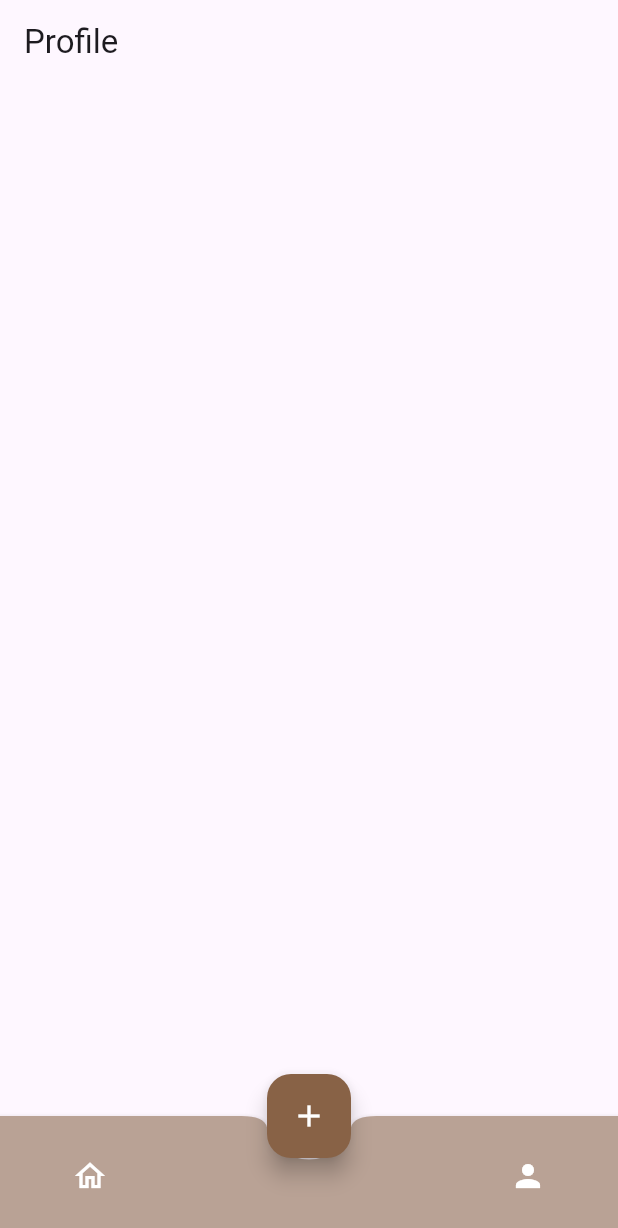
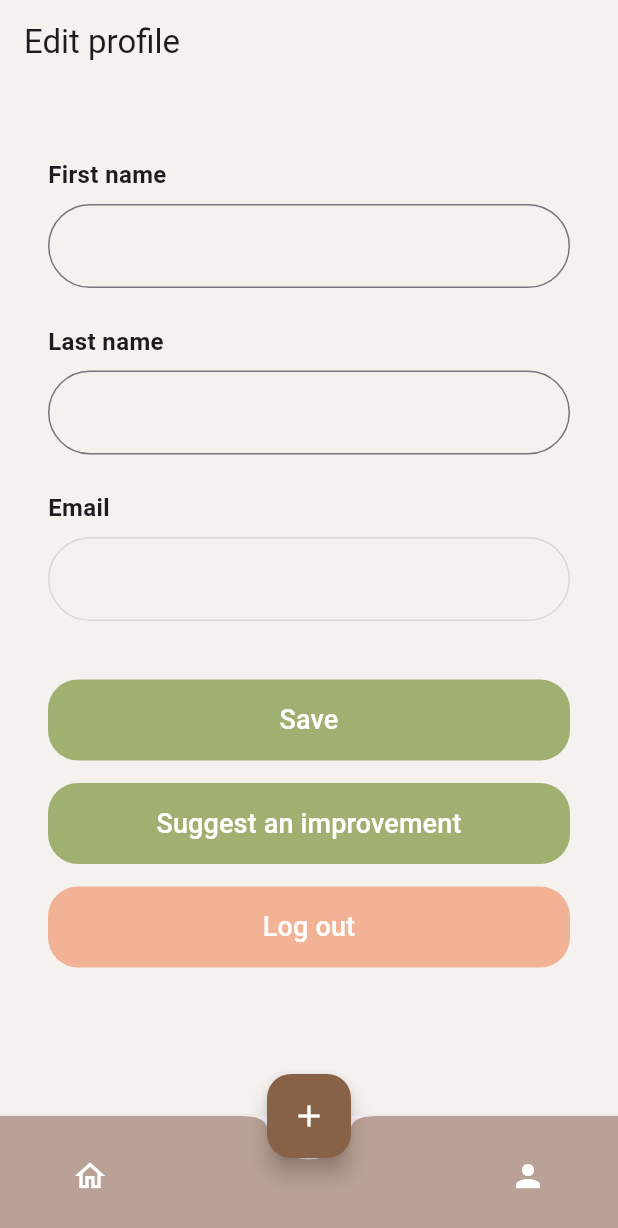
Before and after one commit to Nathan-Augustinov/ITFest, a Flutter app: the screen it shows after launch, after a tap on the "person" icon, on a phone screen of 412 x 824 dp. Shown: the top 1228 px of the screen. Run offline on Flutter 3.47's test engine with Material 3 defaults, Android fonts, the phone set to English and light mode, and no system bars; our stand-ins replace cloud_firestore, firebase_auth, firebase_core, firebase_storage, google_sign_in, image_picker and 1 more; accounts and stored records are empty; Roboto replaces fonts that are missing (Montserrat).

Commit message:
Home - Profile screen UI

```diff
--- a/lib/screens/home/bottom_nav_bar.dart
+++ b/lib/screens/home/bottom_nav_bar.dart
@@ -17,7 +17,9 @@ class _BottomNavBarState extends State<BottomNavBar> {
   final List screens = [
     const HomeScreen(),
     const AddTaskScreen(),
-    const ProfileScreen()
+    const ProfileScreen(
+      account: null,
+    )
   ];
 
   final PageStorageBucket bucket = PageStorageBucket();
@@ -72,8 +74,11 @@ class _BottomNavBarState extends State<BottomNavBar> {
                   children: [
                     MaterialButton(
                       onPressed: () {
+                        //TODO: send data accordingly
                         setState(() {
-                          currentScreen = const ProfileScreen();
+                          currentScreen = const ProfileScreen(
+                            account: null,
+                          );
                           currentTabIndex = 2;
                         });
                       },
--- a/lib/screens/profile/profile.dart
+++ b/lib/screens/profile/profile.dart
@@ -1,14 +1,159 @@
 import 'package:flutter/material.dart';
+import 'package:it_fest/constants/app_colors.dart';
+import 'package:it_fest/models/account.dart';
+import 'package:it_fest/screens/authentication/login_screen.dart';
+import 'package:it_fest/widgets/custom_dialog.dart';
+import 'package:it_fest/widgets/custom_text_field.dart';
 
-class ProfileScreen extends StatelessWidget {
-  const ProfileScreen({super.key});
+class ProfileScreen extends StatefulWidget {
+  const ProfileScreen({Key? key, required this.account}) : super(key: key);
+
+  final Account? account;
+
+  @override
+  State<ProfileScreen> createState() => _ProfileScreenState();
+}
+
+class _ProfileScreenState extends State<ProfileScreen> {
+  String imageURL = "";
+  String _firstname = "";
+  String _lastname = "";
+
+  //TODO: save, prefill firstname, lastname
+
+  showLogOutDialog() {
+    showDialog(
+        context: context,
+        builder: (context) {
+          return CustomDialog(
+              title: "You are about to log out",
+              description: "Are you sure?",
+              negativeActionText: "Cancel",
+              posiviteActionText: "Yes",
+              positiveAction: () {
+                //TODO: add sign out action
+                Navigator.of(context).pushAndRemoveUntil(
+                    MaterialPageRoute(builder: (context) => LoginScreen()),
+                    (route) => false);
+              });
+        });
+  }
 
   @override
   Widget build(BuildContext context) {
     return Scaffold(
-        appBar: AppBar(
-          title: const Text("Profile"),
+      backgroundColor: AppColors.navBar,
+      appBar: AppBar(
+        backgroundColor: AppColors.background,
+        title: const Text("Edit profile"),
+      ),
+      body: Container(
+        color: AppColors.background,
+        child: ListView(
+          padding: const EdgeInsets.symmetric(horizontal: 32, vertical: 25),
+          physics: const BouncingScrollPhysics(),
+          children: [
+            const SizedBox(height: 24),
+            CustomTextfield(
+              label: "First name",
+              text: widget.account?.firstName ?? "",
+              textInputType: TextInputType.name,
+              onChanged: (name) {
+                setState(() {
+                  _firstname = name;
+                });
+              },
+            ),
+            const SizedBox(height: 24),
+            CustomTextfield(
+              label: "Last name",
+              text: widget.account?.lastName ?? "",
+              textInputType: TextInputType.name,
+              onChanged: (name) {
+                setState(() {
+                  _lastname = name;
+                });
+              },
+            ),
+            const SizedBox(height: 24),
+            CustomTextfield(
+              isEnable: false,
+              label: "Email",
+              text: widget.account?.email ?? "",
+              textInputType: TextInputType.emailAddress,
+              onChanged: (email) {},
+            ),
+            const SizedBox(height: 24),
+            Padding(
+              padding: const EdgeInsets.only(
+                top: 15,
+              ),
+              child: Container(
+                padding: const EdgeInsets.all(3),
+                decoration: const BoxDecoration(
+                  color: AppColors.green,
+                  borderRadius: BorderRadius.all(Radius.circular(20)),
+                ),
+                child: TextButton(
+                  child: const Text(
+                    "Save",
+                    style: TextStyle(color: Colors.white, fontSize: 18),
+                    textAlign: TextAlign.center,
+                  ),
+                  onPressed: () {
+                    //TODO: update firebase
+                  },
+                ),
+              ),
+            ),
+            Padding(
+              padding: const EdgeInsets.only(
+                top: 15,
+              ),
+              child: Container(
+                padding: const EdgeInsets.all(3),
+                decoration: const BoxDecoration(
+                  color: AppColors.green,
+                  borderRadius: BorderRadius.all(Radius.circular(20)),
+                ),
+                child: TextButton(
+                  child: const Text(
+                    "Suggest an improvement",
+                    style: TextStyle(
+                        color: Colors.white,
+                        fontFamily: 'Montserrat',
+                        fontSize: 18),
+                    textAlign: TextAlign.center,
+                  ),
+                  onPressed: () {},
+                ),
+              ),
+            ),
+            Padding(
+              padding: const EdgeInsets.only(
+                top: 15,
+              ),
+              child: Container(
+                padding: const EdgeInsets.all(3),
+                decoration: const BoxDecoration(
+                  color: AppColors.pink,
+                  borderRadius: BorderRadius.all(Radius.circular(20)),
+                ),
+                child: TextButton(
+                  child: const Text(
+                    "Log out",
+                    style: TextStyle(color: Colors.white, fontSize: 18),
+                    textAlign: TextAlign.center,
+                  ),
+                  onPressed: () {
+                    showLogOutDialog();
+                  },
+                ),
+              ),
+            ),
+          ],
         ),
-        body: Container());
+      ),
+    );
   }
 }
--- /dev/null
+++ b/lib/widgets/custom_text_field.dart
@@ -0,0 +1,77 @@
+import 'package:flutter/material.dart';
+import 'package:it_fest/constants/app_colors.dart';
+import 'package:it_fest/constants/app_texts.dart';
+
+class CustomTextfield extends StatefulWidget {
+  final int maxLines;
+  final String label;
+  final String text;
+  final String hint;
+  final ValueChanged<String> onChanged;
+  final TextInputType textInputType;
+  final bool isEnable;
+
+  const CustomTextfield(
+      {Key? key,
+      this.maxLines = 1,
+      this.label = "",
+      required this.text,
+      this.hint = "",
+      required this.onChanged,
+      required this.textInputType,
+      this.isEnable = true})
+      : super(key: key);
+
+  @override
+  _CustomTextfieldState createState() => _CustomTextfieldState();
+}
+
+class _CustomTextfieldState extends State<CustomTextfield> {
+  late final TextEditingController controller;
+
+  @override
+  void initState() {
+    super.initState();
+
+    controller = TextEditingController(text: widget.text);
+  }
+
+  @override
+  void dispose() {
+    controller.dispose();
+
+    super.dispose();
+  }
+
+  @override
+  Widget build(BuildContext context) => Column(
+        crossAxisAlignment: CrossAxisAlignment.start,
+        children: [
+          Text(widget.label, style: AppTexts.font16Bold),
+          const SizedBox(height: 8),
+          TextFormField(
+            enabled: widget.isEnable,
+            minLines: 1,
+            keyboardType: widget.maxLines > 1
+                ? TextInputType.multiline
+                : TextInputType.name,
+            onChanged: widget.onChanged,
+            controller: controller,
+            decoration: InputDecoration(
+              hintText: widget.hint,
+              border: OutlineInputBorder(
+                borderRadius: BorderRadius.circular(35),
+              ),
+              focusColor: AppColors.green,
+              focusedBorder: OutlineInputBorder(
+                borderRadius: BorderRadius.circular(35),
+                borderSide: const BorderSide(
+                  color: AppColors.lightGreen,
+                ),
+              ),
+            ),
+            maxLines: widget.maxLines,
+          ),
+        ],
+      );
+}
```
Also changed, not shown: lib/widgets/custom_dialog.dart (added, +95 -0 lines).
